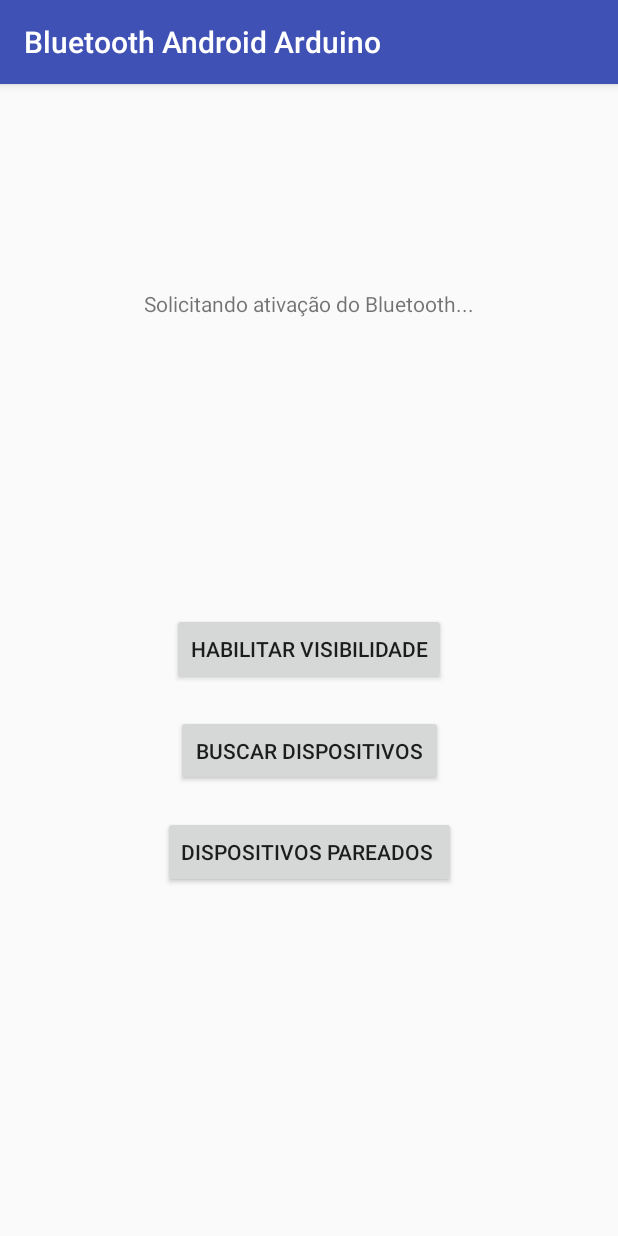
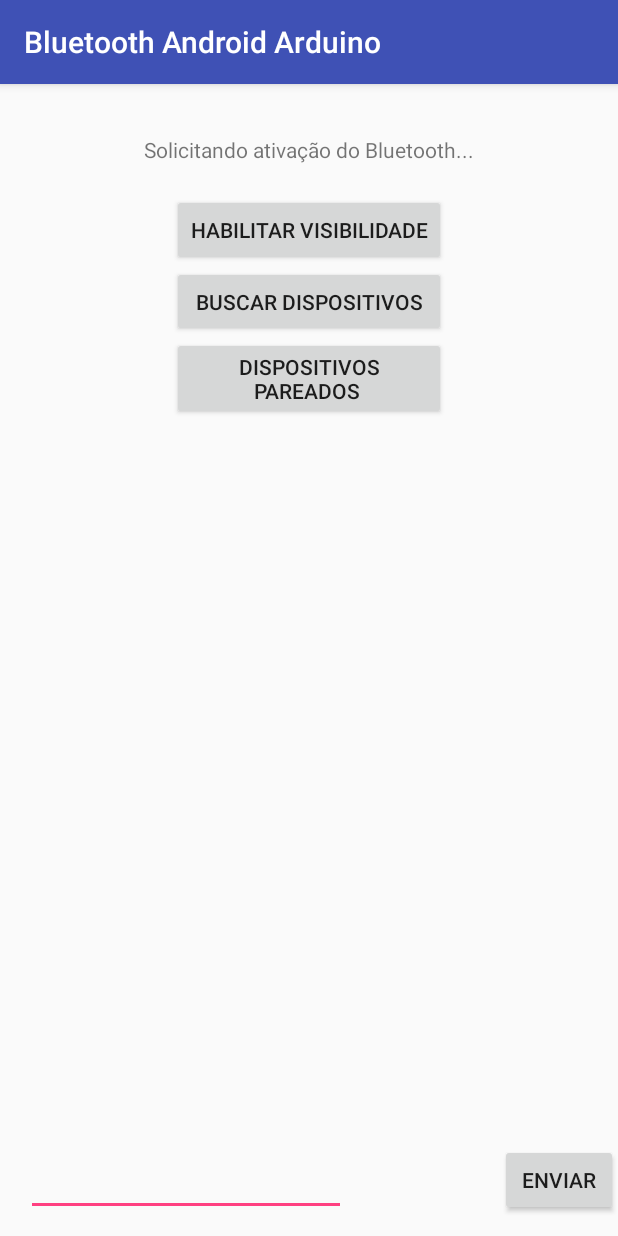
Before and after one commit to naeliofreires/android-bluetooth-arduino, an Android app: the screen it shows after launch (MainActivity), on a phone screen of 412 x 824 dp. Run offline under Robolectric (Android 15) with nearby library versions, the phone set to English and light mode, and no system bars.

Commit message:
Realizando Conexão + Envio de Dados

```diff
--- a/app/src/main/java/com/br/ufc/bluetooth_android_arduino/MainActivity.java
+++ b/app/src/main/java/com/br/ufc/bluetooth_android_arduino/MainActivity.java
@@ -3,25 +3,31 @@ package com.br.ufc.bluetooth_android_arduino;
 import android.bluetooth.BluetoothAdapter;
 import android.content.Intent;
 import android.os.Bundle;
+import android.os.Handler;
+import android.os.Message;
 import android.support.v7.app.AppCompatActivity;
 import android.view.View;
 import android.widget.Button;
+import android.widget.EditText;
 import android.widget.TextView;
 
 public class MainActivity extends AppCompatActivity {
 
-    //  valores serão utilizados durante o processo de habilitação do bluetooth.
+    //  Valores serão utilizados durante o processo de habilitação do bluetooth.
     public static int ENABLE_BLUETOOTH = 1;
     public static int SELECT_PAIRED_DEVICE = 2;
     public static int SELECT_DISCOVERED_DEVICE = 3;
 
-    //  exibir mensagem ao usuario
+    //  Exibir mensagem ao usuario.
     static TextView statusMessage;
 
     //
     Button buttonAparelhosPareados;
     Button buttonProcurarDispositivos;
     Button buttonHabilitarVisibilidade;
+    Button buttonEnviarMensagem;
+
+    ConnectionThread connect;
 
     @Override
     protected void onCreate(Bundle savedInstanceState) {
@@ -32,11 +38,11 @@ public class MainActivity extends AppCompatActivity {
 
         final BluetoothAdapter btAdapter = BluetoothAdapter.getDefaultAdapter();
 
-        //  verificando se o bluetooth existe e esta funcionando no aparelho
+        //  Verificando se o Bluetooth existe e esta funcionando no aparelho
         if (btAdapter == null) {
-            statusMessage.setText("Que pena! Hardware Bluetooth não está funcionando :(");
+            statusMessage.setText("Que pena! Hardware Bluetooth não está funcionando.");
         } else {
-            statusMessage.setText("Ótimo! Hardware Bluetooth está funcionando :)");
+            statusMessage.setText("Ótimo! Hardware Bluetooth está funcionando.");
         }
 
         //  ativando o  bluetooth com a permissão do usuário
@@ -81,9 +87,19 @@ public class MainActivity extends AppCompatActivity {
                 enableVisibility();
             }
         });
+
+        /** ENVIAR MENSAGEM **/
+        this.buttonEnviarMensagem = findViewById(R.id.buttonEnviar);
+
+        this.buttonEnviarMensagem.setOnClickListener(new View.OnClickListener() {
+            @Override
+            public void onClick(View view) {
+                sendMessage();
+            }
+        });
     }
 
-    // feedback para o informar que o bluetooth foi ativado ou não
+    /** FEEDBACK PARA INFORMAR SE O BLUETOOTH FOI ATIVADO **/
     @Override
     protected void onActivityResult(int requestCode, int resultCode, Intent data) {
 
@@ -102,6 +118,13 @@ public class MainActivity extends AppCompatActivity {
             if(resultCode == RESULT_OK) {
                 statusMessage.setText("Você selecionou " + data.getStringExtra("btDevName") + "\n"
                         + data.getStringExtra("btDevAddress"));
+                try {
+                    connect = new ConnectionThread(data.getStringExtra("btDevAddress"));
+                    connect.start();
+                    //Toast.makeText(this,"Conexão Realizada com Sucesso!", Toast.LENGTH_LONG).show();
+                }catch (Exception ex){
+                    ex.printStackTrace();
+                }
             }
             else {
                 statusMessage.setText("Nenhum dispositivo selecionado :(");
@@ -109,27 +132,49 @@ public class MainActivity extends AppCompatActivity {
         }
     }
 
-    /**
-     * TELA DE DISPOSTIVOS PAREADOS*/
+    /** TELA DE DISPOSTIVOS PAREADOS **/
     private void openPairedDevices(){
         Intent searchPairedDevicesIntent = new Intent(MainActivity.this, AparelhosPareadosActivity.class);
         startActivityForResult(searchPairedDevicesIntent, SELECT_PAIRED_DEVICE);
     }
 
-    /**
-     * TELA DE BUSCA DE DISPOSITIVOS*/
+    /** TELA DE BUSCA DE DISPOSITIVOS **/
     private void discoverDevices() {
         Intent searchPairedDevicesIntent = new Intent(this, ProcurarDispositivosActivity.class);
         startActivityForResult(searchPairedDevicesIntent, SELECT_DISCOVERED_DEVICE);
     }
 
-    /**
-     * HABILITAR VISIBILIDADE*/
+    /** HABILITAR VISIBILIDADE  **/
     public void enableVisibility() {
         Intent discoverableIntent = new Intent(BluetoothAdapter.ACTION_REQUEST_DISCOVERABLE);
         discoverableIntent.putExtra(BluetoothAdapter.EXTRA_DISCOVERABLE_DURATION, 30);
         startActivity(discoverableIntent);
     }
 
+    /** ENVIAR MENSAGEM **/
+    public void sendMessage() {
+        EditText messageBox = findViewById(R.id.editText);
+        String messageBoxString = messageBox.getText().toString();
+        byte[] data =  messageBoxString.getBytes();
+        connect.write(data);
+
+        messageBox.setText(""); // limpando a caixa de texto
+    }
+    public static Handler handler = new Handler() {
+        @Override
+        public void handleMessage(Message msg) {
+
+            Bundle bundle = msg.getData();
+            byte[] data = bundle.getByteArray("data");
+            String dataString= new String(data);
+
+            if(dataString.equals("---N"))
+                statusMessage.setText("Ocorreu um erro durante a conexão D:");
+            else if(dataString.equals("---S"))
+                statusMessage.setText("Conectado :D");
+
+        }
+    };
+
 
 }
--- a/app/src/main/res/layout/activity_main.xml
+++ b/app/src/main/res/layout/activity_main.xml
@@ -1,5 +1,5 @@
 <?xml version="1.0" encoding="utf-8"?>
-<android.support.constraint.ConstraintLayout xmlns:android="http://schemas.android.com/apk/res/android"
+<RelativeLayout xmlns:android="http://schemas.android.com/apk/res/android"
     xmlns:app="http://schemas.android.com/apk/res-auto"
     xmlns:tools="http://schemas.android.com/tools"
     android:layout_width="match_parent"
@@ -25,28 +25,25 @@
         android:id="@+id/buttonDispositivosPareados"
         android:layout_width="wrap_content"
         android:layout_height="wrap_content"
-        android:layout_centerHorizontal="true"
-        android:layout_centerVertical="true"
-        android:layout_marginBottom="232dp"
-        android:layout_marginEnd="8dp"
-        android:layout_marginStart="8dp"
+        android:layout_alignEnd="@+id/buttonProcurarDispositivos"
+        android:layout_alignLeft="@+id/buttonProcurarDispositivos"
+        android:layout_alignRight="@+id/buttonProcurarDispositivos"
+        android:layout_alignStart="@+id/buttonProcurarDispositivos"
+        android:layout_below="@+id/buttonProcurarDispositivos"
         android:text="Dispositivos Pareados "
-        app:layout_constraintBottom_toBottomOf="parent"
         app:layout_constraintEnd_toEndOf="parent"
+        app:layout_constraintHorizontal_bias="0.502"
         app:layout_constraintStart_toStartOf="parent" />
 
     <Button
         android:id="@+id/buttonProcurarDispositivos"
         android:layout_width="178dp"
         android:layout_height="47dp"
-        android:layout_alignBottom="@+id/buttonDispositivosPareados"
-        android:layout_alignEnd="@+id/buttonDispositivosPareados"
-        android:layout_alignLeft="@+id/buttonDispositivosPareados"
-        android:layout_alignRight="@+id/buttonDispositivosPareados"
-        android:layout_alignStart="@+id/buttonDispositivosPareados"
-        android:layout_marginBottom="20dp"
-        android:layout_marginEnd="8dp"
-        android:layout_marginStart="8dp"
+        android:layout_alignEnd="@+id/buttonHabilitarVisibilidade"
+        android:layout_alignLeft="@+id/buttonHabilitarVisibilidade"
+        android:layout_alignRight="@+id/buttonHabilitarVisibilidade"
+        android:layout_alignStart="@+id/buttonHabilitarVisibilidade"
+        android:layout_below="@+id/buttonHabilitarVisibilidade"
         android:text="Buscar Dispositivos"
         app:layout_constraintBottom_toTopOf="@+id/buttonDispositivosPareados"
         app:layout_constraintEnd_toEndOf="parent"
@@ -56,18 +53,37 @@
         android:id="@+id/buttonHabilitarVisibilidade"
         android:layout_width="wrap_content"
         android:layout_height="wrap_content"
-        android:layout_alignLeft="@+id/buttonProcurarDispositivos"
-        android:layout_alignParentEnd="true"
-        android:layout_alignParentRight="true"
-        android:layout_alignStart="@+id/buttonProcurarDispositivos"
         android:layout_below="@+id/statusMensagem"
-        android:layout_marginBottom="20dp"
-        android:layout_marginEnd="8dp"
-        android:layout_marginStart="8dp"
+        android:layout_centerHorizontal="true"
+        android:layout_marginTop="12dp"
         android:text="Habilitar Visibilidade"
         app:layout_constraintBottom_toTopOf="@+id/buttonProcurarDispositivos"
         app:layout_constraintEnd_toEndOf="parent"
         app:layout_constraintStart_toStartOf="parent" />
 
+    <EditText
+        android:id="@+id/editText"
+        android:layout_width="wrap_content"
+        android:layout_height="wrap_content"
+        android:layout_alignParentBottom="true"
+        android:layout_alignParentLeft="true"
+        android:layout_alignParentStart="true"
+        android:layout_marginBottom="13dp"
+        android:layout_marginLeft="17dp"
+        android:layout_marginStart="17dp"
+        android:ems="10"
+        android:inputType="textPersonName"/>
 
-</android.support.constraint.ConstraintLayout>
+    <Button
+        android:id="@+id/buttonEnviar"
+        android:layout_width="wrap_content"
+        android:layout_height="wrap_content"
+        android:layout_alignBottom="@+id/editText"
+        android:layout_marginLeft="17dp"
+        android:layout_marginStart="17dp"
+        android:layout_toEndOf="@+id/statusMensagem"
+        android:layout_toRightOf="@+id/statusMensagem"
+        android:text="Enviar" />
+
+
+</RelativeLayout>
```
Also changed, not shown: app/src/main/java/com/br/ufc/bluetooth_android_arduino/ConnectionThread.java (added, +152 -0 lines).
